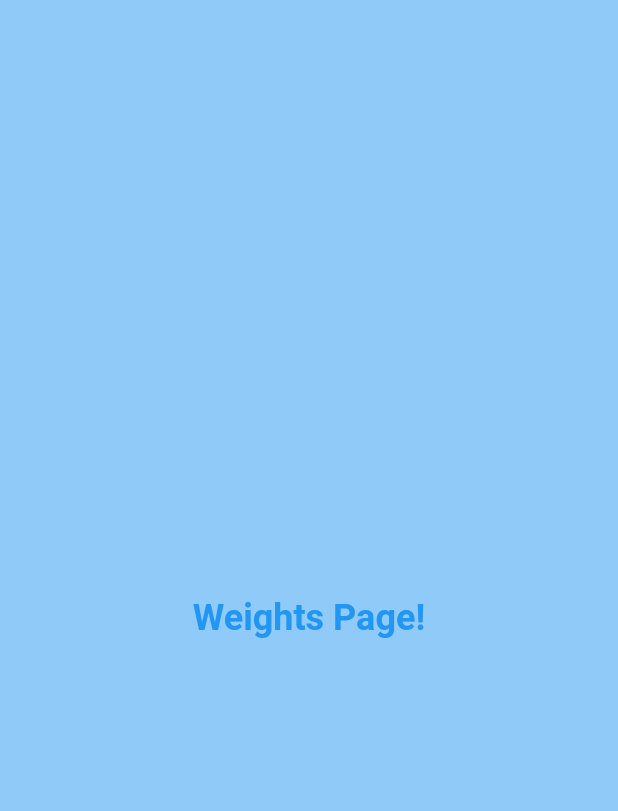
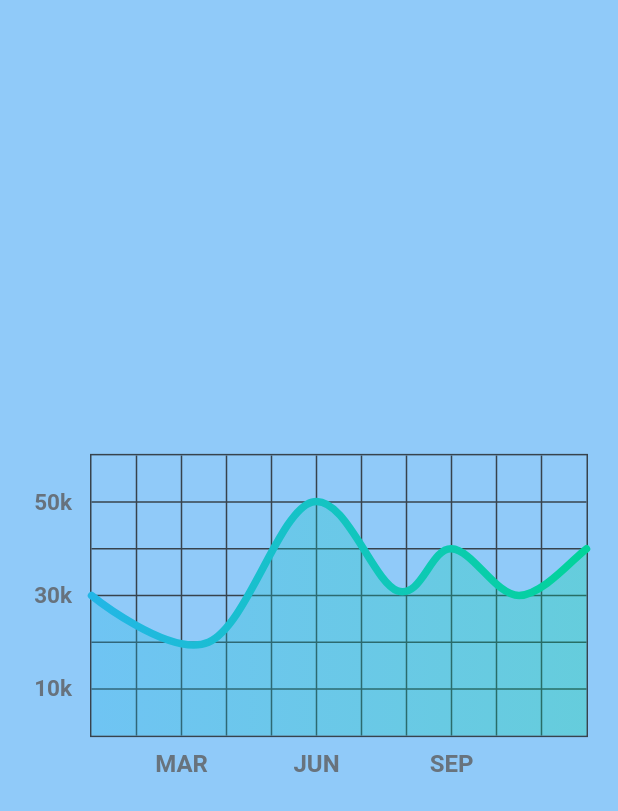
Before and after one commit to seanyasno/weights, a Flutter app: the screen it shows after launch, on a phone screen of 412 x 824 dp. Shown: the top 811 px of the screen. Run offline on Flutter 3.47's test engine with Material 2 defaults, Android fonts, the phone set to English and light mode, and no system bars; drawn by our look-alikes of fl_chart; our stand-ins replace google_fonts; statements that could not run were skipped.

Commit message:
Added sample data.

```diff
--- a/lib/pages/weights/weights_page.dart
+++ b/lib/pages/weights/weights_page.dart
@@ -1,22 +1,224 @@
+import 'package:fl_chart/fl_chart.dart';
 import 'package:flutter/material.dart';
 
-class WeightsPage extends StatelessWidget {
+class WeightsPage extends StatefulWidget {
+  @override
+  _WeightsPageState createState() => _WeightsPageState();
+}
+
+class _WeightsPageState extends State<WeightsPage> {
+  List<Color> gradientColors = [
+    const Color(0xff23b6e6),
+    const Color(0xff02d39a),
+  ];
+
+  bool showAvg = false;
+
   @override
   Widget build(BuildContext context) {
     return Scaffold(
       backgroundColor: Theme.of(context).backgroundColor,
       body: Container(
+        padding: EdgeInsets.symmetric(horizontal: 20,),
         child: Center(
-          child: Text(
-            'Weights Page!',
-            style: TextStyle(
-              color: Theme.of(context).primaryColor,
-              fontSize: 24,
-              fontWeight: FontWeight.bold,
+          child: AspectRatio(
+            aspectRatio: 1.7,
+            child: LineChart(
+              showAvg ? avgData() : mainData(),
             ),
           ),
         ),
       ),
     );
   }
+
+  LineChartData mainData() {
+    return LineChartData(
+      gridData: FlGridData(
+        show: true,
+        drawVerticalLine: true,
+        getDrawingHorizontalLine: (value) {
+          return FlLine(
+            color: const Color(0xff37434d),
+            strokeWidth: 1,
+          );
+        },
+        getDrawingVerticalLine: (value) {
+          return FlLine(
+            color: const Color(0xff37434d),
+            strokeWidth: 1,
+          );
+        },
+      ),
+      titlesData: FlTitlesData(
+        show: true,
+        bottomTitles: SideTitles(
+          showTitles: true,
+          reservedSize: 22,
+          getTextStyles: (value) =>
+          const TextStyle(color: Color(0xff68737d), fontWeight: FontWeight.bold, fontSize: 16),
+          getTitles: (value) {
+            switch (value.toInt()) {
+              case 2:
+                return 'MAR';
+              case 5:
+                return 'JUN';
+              case 8:
+                return 'SEP';
+            }
+            return '';
+          },
+          margin: 8,
+        ),
+        leftTitles: SideTitles(
+          showTitles: true,
+          getTextStyles: (value) => const TextStyle(
+            color: Color(0xff67727d),
+            fontWeight: FontWeight.bold,
+            fontSize: 15,
+          ),
+          getTitles: (value) {
+            switch (value.toInt()) {
+              case 1:
+                return '10k';
+              case 3:
+                return '30k';
+              case 5:
+                return '50k';
+            }
+            return '';
+          },
+          reservedSize: 28,
+          margin: 12,
+        ),
+      ),
+      borderData:
+      FlBorderData(show: true, border: Border.all(color: const Color(0xff37434d), width: 1)),
+      minX: 0,
+      maxX: 11,
+      minY: 0,
+      maxY: 6,
+      lineBarsData: [
+        LineChartBarData(
+          spots: [
+            FlSpot(0, 3),
+            FlSpot(2.6, 2),
+            FlSpot(4.9, 5),
+            FlSpot(6.8, 3.1),
+            FlSpot(8, 4),
+            FlSpot(9.5, 3),
+            FlSpot(11, 4),
+          ],
+          isCurved: true,
+          colors: gradientColors,
+          barWidth: 5,
+          isStrokeCapRound: true,
+          dotData: FlDotData(
+            show: false,
+          ),
+          belowBarData: BarAreaData(
+            show: true,
+            colors: gradientColors.map((color) => color.withOpacity(0.3)).toList(),
+          ),
+        ),
+      ],
+    );
+  }
+
+  LineChartData avgData() {
+    return LineChartData(
+      lineTouchData: LineTouchData(enabled: false),
+      gridData: FlGridData(
+        show: true,
+        drawHorizontalLine: true,
+        getDrawingVerticalLine: (value) {
+          return FlLine(
+            color: const Color(0xff37434d),
+            strokeWidth: 1,
+          );
+        },
+        getDrawingHorizontalLine: (value) {
+          return FlLine(
+            color: const Color(0xff37434d),
+            strokeWidth: 1,
+          );
+        },
+      ),
+      titlesData: FlTitlesData(
+        show: true,
+        bottomTitles: SideTitles(
+          showTitles: true,
+          reservedSize: 22,
+          getTextStyles: (value) =>
+          const TextStyle(color: Color(0xff68737d), fontWeight: FontWeight.bold, fontSize: 16),
+          getTitles: (value) {
+            switch (value.toInt()) {
+              case 2:
+                return 'MAR';
+              case 5:
+                return 'JUN';
+              case 8:
+                return 'SEP';
+            }
+            return '';
+          },
+          margin: 8,
+        ),
+        leftTitles: SideTitles(
+          showTitles: true,
+          getTextStyles: (value) => const TextStyle(
+            color: Color(0xff67727d),
+            fontWeight: FontWeight.bold,
+            fontSize: 15,
+          ),
+          getTitles: (value) {
+            switch (value.toInt()) {
+              case 1:
+                return '10k';
+              case 3:
+                return '30k';
+              case 5:
+                return '50k';
+            }
+            return '';
+          },
+          reservedSize: 28,
+          margin: 12,
+        ),
+      ),
+      borderData:
+      FlBorderData(show: true, border: Border.all(color: const Color(0xff37434d), width: 1)),
+      minX: 0,
+      maxX: 11,
+      minY: 0,
+      maxY: 6,
+      lineBarsData: [
+        LineChartBarData(
+          spots: [
+            FlSpot(0, 3.44),
+            FlSpot(2.6, 3.44),
+            FlSpot(4.9, 3.44),
+            FlSpot(6.8, 3.44),
+            FlSpot(8, 3.44),
+            FlSpot(9.5, 3.44),
+            FlSpot(11, 3.44),
+          ],
+          isCurved: true,
+          colors: [
+            ColorTween(begin: gradientColors[0], end: gradientColors[1]).lerp(0.2),
+            ColorTween(begin: gradientColors[0], end: gradientColors[1]).lerp(0.2),
+          ],
+          barWidth: 5,
+          isStrokeCapRound: true,
+          dotData: FlDotData(
+            show: false,
+          ),
+          belowBarData: BarAreaData(show: true, colors: [
+            ColorTween(begin: gradientColors[0], end: gradientColors[1]).lerp(0.2).withOpacity(0.1),
+            ColorTween(begin: gradientColors[0], end: gradientColors[1]).lerp(0.2).withOpacity(0.1),
+          ]),
+        ),
+      ],
+    );
+  }
 }
```
